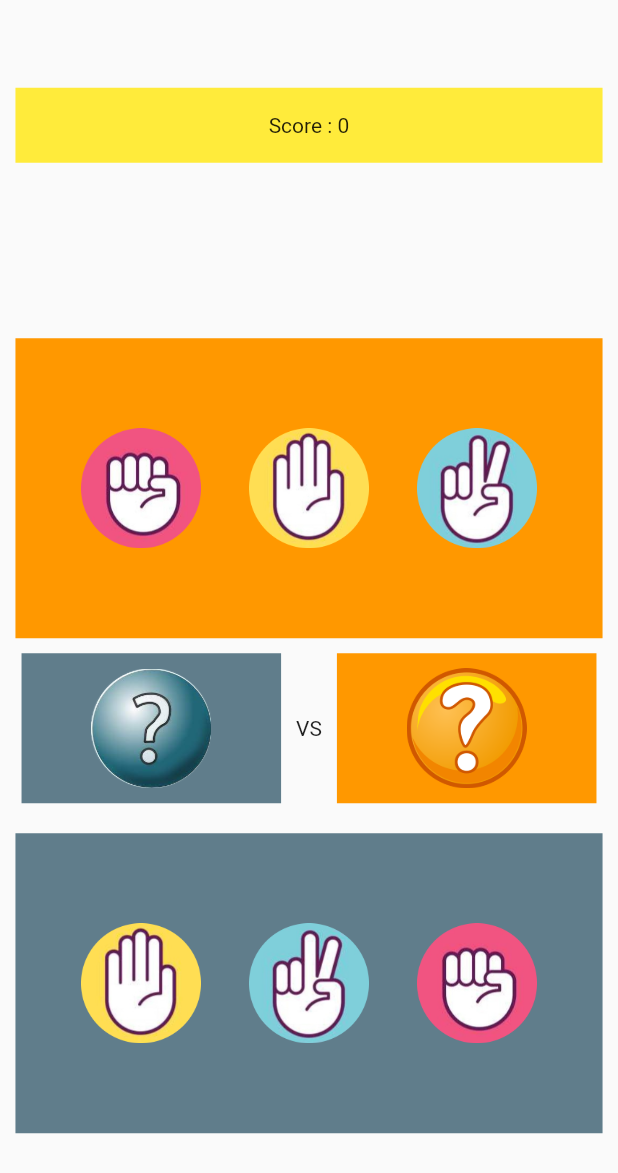
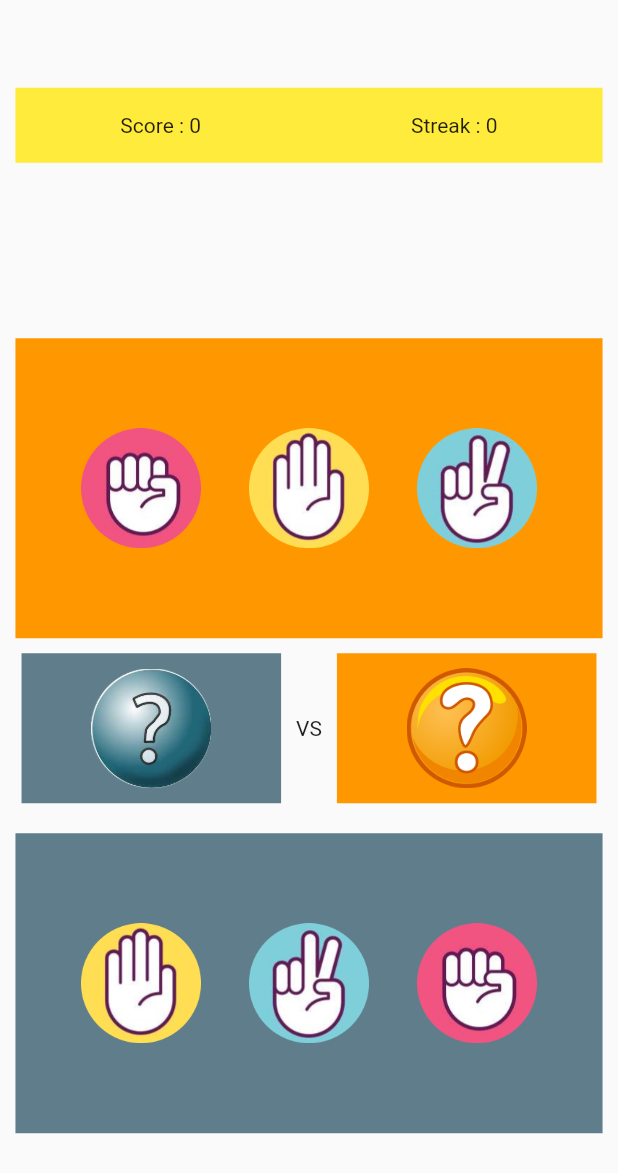
Before and after one commit to aryanPokharel/Scissor-Paper-Rock, a Flutter app: the SinglePlayer screen opened by its route, on a phone screen of 412 x 824 dp. Shown: the top 1173 px of the screen. Run offline on Flutter 3.47's test engine with Material 2 defaults, Android fonts, the phone set to English and light mode, and no system bars.

Commit message:
streaks added to single player

```diff
--- a/lib/screens/SinglePlayer.dart
+++ b/lib/screens/SinglePlayer.dart
@@ -1,6 +1,5 @@
 import 'dart:math';
 
-import 'package:audioplayers/audioplayers.dart';
 import 'package:flutter/material.dart';
 
 class SinglePlayer extends StatefulWidget {
@@ -16,7 +15,7 @@ class _SinglePlayerState extends State<SinglePlayer> {
   bool moveChosen = false;
   dynamic result = '';
   int playerScore = 0;
-  AudioCache audioCache = AudioCache();
+  int streak = 0;
 
   dynamic playerMove(var playerMove) {
     Random random = Random();
@@ -26,16 +25,13 @@ class _SinglePlayerState extends State<SinglePlayer> {
       playerPiece = 'assets/images/$playerMove.jpg';
       aiPiece = 'assets/images/$aiMove.jpg';
       result = evaluate(playerMove, aiMove);
-      AudioPlayer player = AudioPlayer();
-      player.play(AssetSource('win.mp3'));
-      // player.setSource(AssetSource('assets/sounds/win.mp3')).then((value) {
-      //   player.play(AssetSource('assets/sounds/win.mp3'));
-      // });
 
       if (result == "Won") {
         playerScore++;
+        streak++;
       } else if (result == "Lost") {
         playerScore--;
+        streak = 0;
 
         moveChosen = true;
         Future.delayed(const Duration(milliseconds: 3000), () {
@@ -81,8 +77,12 @@ class _SinglePlayerState extends State<SinglePlayer> {
                   ? Colors.green
                   : ((result == 'Lost') ? Colors.red : Colors.yellow)),
               child: Row(
-                  mainAxisAlignment: MainAxisAlignment.center,
-                  children: [Text("Score : $playerScore")]),
+                mainAxisAlignment: MainAxisAlignment.spaceAround,
+                children: [
+                  Text("Score : $playerScore"),
+                  Text("Streak : $streak")
+                ],
+              ),
             ),
             SingleChildScrollView(
               child: Column(
```
